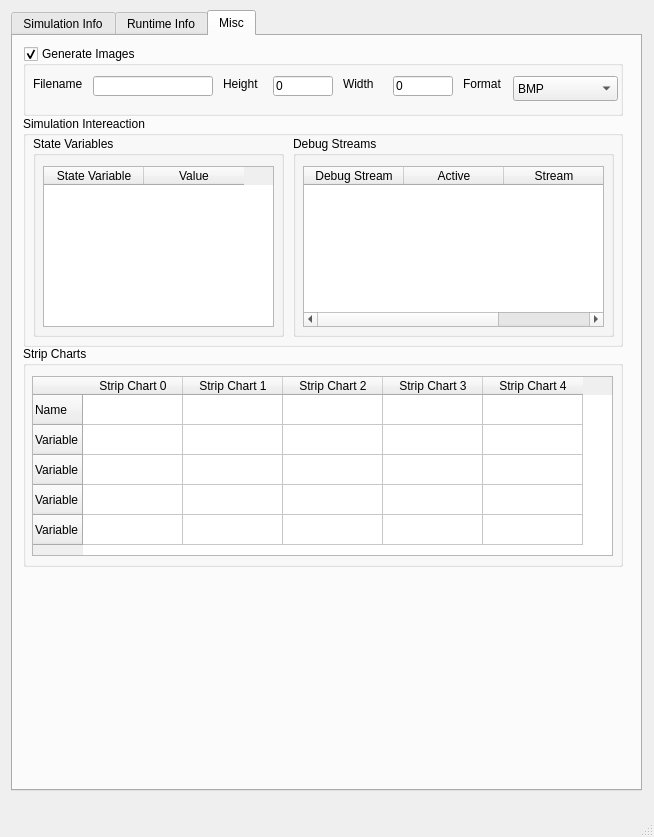
Above: src/VisIt/libsim/uintah.ui from Uintah/Uintah before the change. Below: the same form after it.
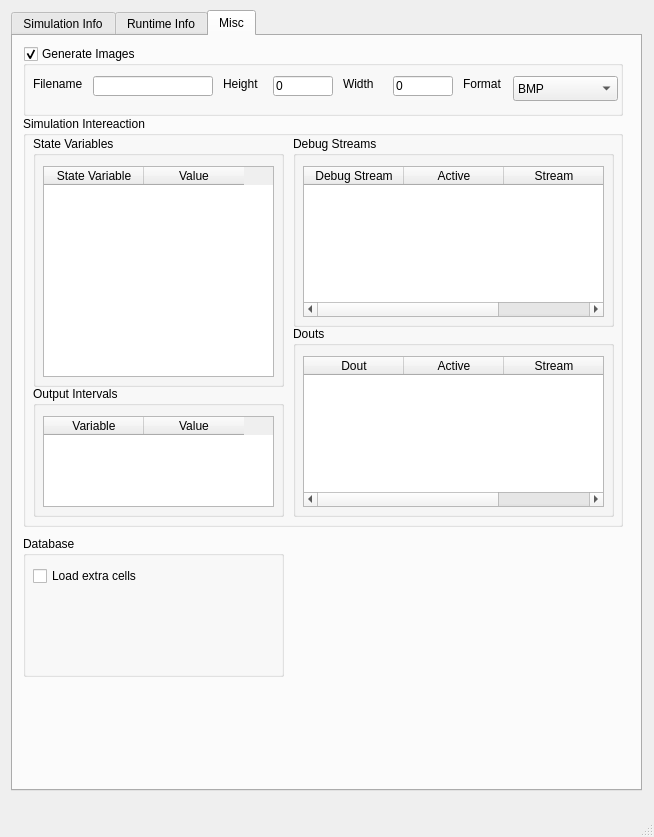
That is the form after the change. The open tabs and pages were chosen to show the change.

Commit message: update the in-situ for per patch data and the new strip chart interface

The edit to the form file:
```diff
--- a/src/VisIt/libsim/uintah.ui
+++ b/src/VisIt/libsim/uintah.ui
@@ -210,39 +210,6 @@
        </property>
       </widget>
      </widget>
-     <widget class="QGroupBox" name="OutputIntervalGroupBox">
-      <property name="geometry">
-       <rect>
-        <x>10</x>
-        <y>460</y>
-        <width>240</width>
-        <height>131</height>
-       </rect>
-      </property>
-      <property name="title">
-       <string>Output Intervals</string>
-      </property>
-      <widget class="QTableWidget" name="OutputIntervalVariableTable">
-       <property name="geometry">
-        <rect>
-         <x>10</x>
-         <y>30</y>
-         <width>220</width>
-         <height>91</height>
-        </rect>
-       </property>
-       <column>
-        <property name="text">
-         <string>Variable</string>
-        </property>
-       </column>
-       <column>
-        <property name="text">
-         <string>Value</string>
-        </property>
-       </column>
-      </widget>
-     </widget>
      <widget class="QGroupBox" name="GridInfoGroupBox">
       <property name="geometry">
        <rect>
@@ -760,7 +727,7 @@
         <x>10</x>
         <y>80</y>
         <width>600</width>
-        <height>231</height>
+        <height>411</height>
        </rect>
       </property>
       <property name="title">
@@ -772,7 +739,7 @@
          <x>10</x>
          <y>20</y>
          <width>251</width>
-         <height>201</height>
+         <height>251</height>
         </rect>
        </property>
        <property name="title">
@@ -784,7 +751,7 @@
           <x>10</x>
           <y>30</y>
           <width>231</width>
-          <height>161</height>
+          <height>211</height>
          </rect>
         </property>
         <column>
@@ -805,7 +772,7 @@
          <x>270</x>
          <y>20</y>
          <width>321</width>
-         <height>201</height>
+         <height>191</height>
         </rect>
        </property>
        <property name="title">
@@ -817,7 +784,7 @@
           <x>10</x>
           <y>30</y>
           <width>301</width>
-          <height>161</height>
+          <height>151</height>
          </rect>
         </property>
         <column>
@@ -836,79 +803,105 @@
          </property>
         </column>
        </widget>
+       <zorder>DebugStreamTable</zorder>
+       <zorder>OutputIntervalGroupBox</zorder>
+      </widget>
+      <widget class="QGroupBox" name="OutputIntervalGroupBox">
+       <property name="geometry">
+        <rect>
+         <x>10</x>
+         <y>270</y>
+         <width>251</width>
+         <height>131</height>
+        </rect>
+       </property>
+       <property name="title">
+        <string>Output Intervals</string>
+       </property>
+       <widget class="QTableWidget" name="OutputIntervalVariableTable">
+        <property name="geometry">
+         <rect>
+          <x>10</x>
+          <y>30</y>
+          <width>231</width>
+          <height>91</height>
+         </rect>
+        </property>
+        <column>
+         <property name="text">
+          <string>Variable</string>
+         </property>
+        </column>
+        <column>
+         <property name="text">
+          <string>Value</string>
+         </property>
+        </column>
+       </widget>
+      </widget>
+      <widget class="QGroupBox" name="DoutGroupBox">
+       <property name="geometry">
+        <rect>
+         <x>270</x>
+         <y>210</y>
+         <width>321</width>
+         <height>191</height>
+        </rect>
+       </property>
+       <property name="title">
+        <string>Douts</string>
+       </property>
+       <widget class="QTableWidget" name="DoutTable">
+        <property name="geometry">
+         <rect>
+          <x>10</x>
+          <y>30</y>
+          <width>301</width>
+          <height>151</height>
+         </rect>
+        </property>
+        <column>
+         <property name="text">
+          <string>Dout</string>
+         </property>
+        </column>
+        <column>
+         <property name="text">
+          <string>Active</string>
+         </property>
+        </column>
+        <column>
+         <property name="text">
+          <string>Stream</string>
+         </property>
+        </column>
+       </widget>
       </widget>
      </widget>
      <widget class="QGroupBox" name="StripChartGroupBox">
       <property name="geometry">
        <rect>
         <x>10</x>
-        <y>310</y>
-        <width>600</width>
-        <height>221</height>
+        <y>500</y>
+        <width>261</width>
+        <height>141</height>
        </rect>
       </property>
       <property name="title">
-       <string>Strip Charts</string>
+       <string>Database</string>
       </property>
-      <widget class="QTableWidget" name="StripChartTable">
+      <widget class="QCheckBox" name="LoadExtraCells">
        <property name="geometry">
         <rect>
-         <x>9</x>
+         <x>10</x>
          <y>30</y>
-         <width>581</width>
-         <height>180</height>
+         <width>241</width>
+         <height>20</height>
         </rect>
        </property>
-       <row>
-        <property name="text">
-         <string>Name</string>
-        </property>
-       </row>
-       <row>
-        <property name="text">
-         <string>Variable</string>
-        </property>
-       </row>
-       <row>
-        <property name="text">
-         <string>Variable</string>
-        </property>
-       </row>
-       <row>
-        <property name="text">
-         <string>Variable</string>
-        </property>
-       </row>
-       <row>
-        <property name="text">
-         <string>Variable</string>
-        </property>
-       </row>
-       <column>
-        <property name="text">
-         <string>Strip Chart 0</string>
-        </property>
-       </column>
-       <column>
-        <property name="text">
-         <string>Strip Chart 1</string>
-        </property>
-       </column>
-       <column>
-        <property name="text">
-         <string>Strip Chart 2</string>
-        </property>
-       </column>
-       <column>
-        <property name="text">
-         <string>Strip Chart 3</string>
-        </property>
-       </column>
-       <column>
-        <property name="text">
-         <string>Strip Chart 4</string>
-        </property>
-       </column>
+       <property name="text">
+        <string>Load extra cells</string>
+       </property>
       </widget>
      </widget>
     </widget>
```
Left out of the diff: 43 changed lines with no effect on the pictures. The commit also changes 7 other files.
